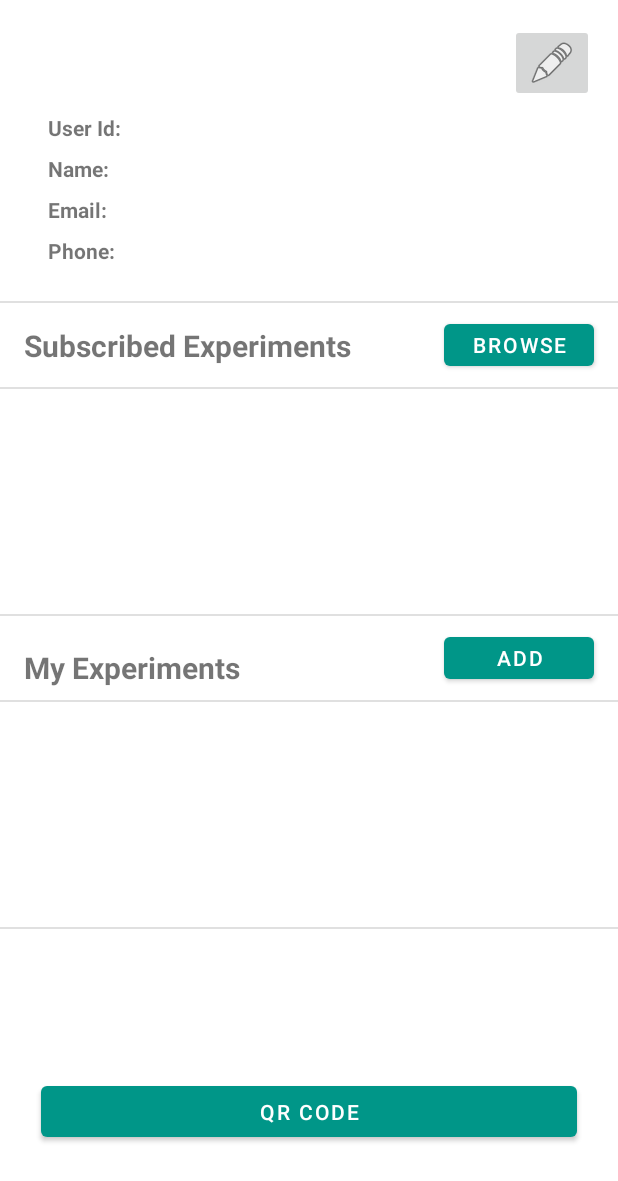
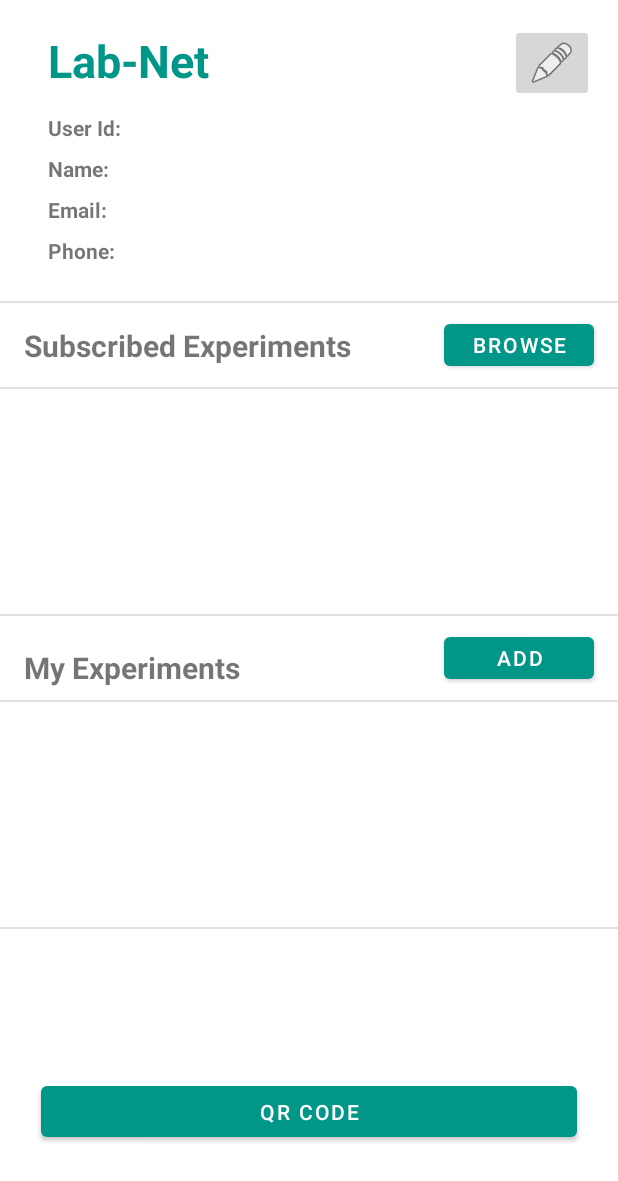
Before and after one commit to MdderUofA/Lab-Net, an Android app: the screen it shows after launch (UserProfile), on a phone screen of 412 x 824 dp. Shown: the top 1181 px of the screen. Run offline under Robolectric (Android 15) with nearby library versions, the phone set to English and light mode, and no system bars; our stand-ins replace Firebase (no records; nobody signed in at launch, a user with empty details on screens opened directly).

Commit message:
Changed app icon and some UI in UP

```diff
--- a/Project/LabNet/app/src/main/res/layout/activity_user_profile.xml
+++ b/Project/LabNet/app/src/main/res/layout/activity_user_profile.xml
@@ -279,4 +279,18 @@
         </LinearLayout>
     </ScrollView>
 
+    <TextView
+        android:id="@+id/textView4"
+        android:layout_width="wrap_content"
+        android:layout_height="wrap_content"
+        android:layout_marginStart="32dp"
+        android:layout_marginLeft="32dp"
+        android:layout_marginTop="20dp"
+        android:text="Lab-Net"
+        android:textStyle="bold"
+        android:textSize="30dp"
+        android:textColor="@color/app_teal"
+        app:layout_constraintStart_toStartOf="parent"
+        app:layout_constraintTop_toTopOf="parent" />
+
 </androidx.constraintlayout.widget.ConstraintLayout>
```
